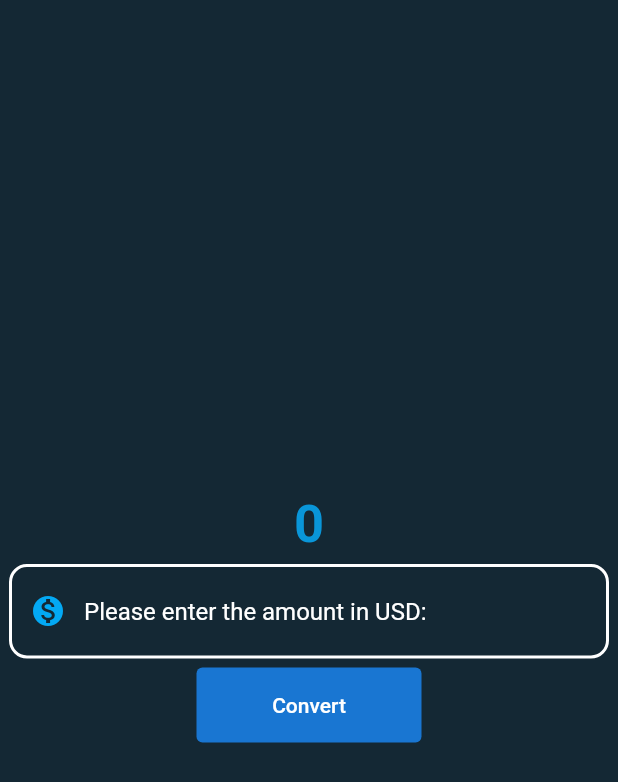
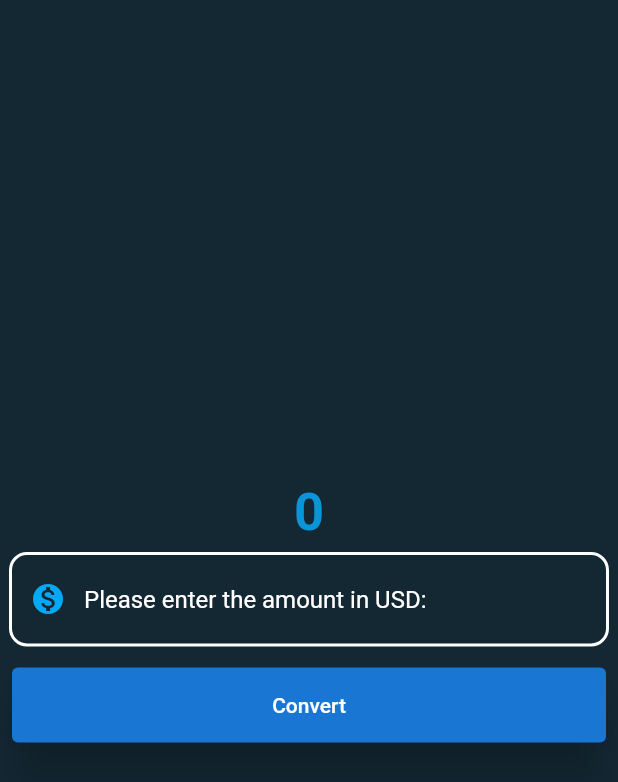
Before and after one commit to arromero4/currency_converter, a Flutter app: the screen it shows after launch, on a phone screen of 412 x 824 dp. Shown: the top 782 px of the screen. Run offline on Flutter 3.47's test engine with Material 2 defaults, Android fonts, the phone set to English and light mode, and no system bars.

Commit message:
updating currency_converter_material with elevatedbutton

```diff
--- a/lib/currency_converter_material_page.dart
+++ b/lib/currency_converter_material_page.dart
@@ -59,7 +59,9 @@ class CurrencyConverterMaterialPage extends StatelessWidget {
             //buttons:
             //1. raised
             //2. appears like a text
-            TextButton(
+            Padding(
+              padding: const EdgeInsets.all(8.0),
+              child: ElevatedButton(
                 onPressed: () {
                   //debug, release, profile
                   //to run in release mode
@@ -69,11 +71,15 @@ class CurrencyConverterMaterialPage extends StatelessWidget {
                   }
                 },
                 style: ButtonStyle(
+                  elevation: const MaterialStatePropertyAll(15),
                   backgroundColor: MaterialStatePropertyAll(Colors.blue[700]),
                   foregroundColor: const MaterialStatePropertyAll(Colors.white),
-                fixedSize: const MaterialStatePropertyAll(Size(150, 50)),
+                  minimumSize: const MaterialStatePropertyAll(
+                    Size(double.infinity, 50),
+                  ),
                 ),
                 child: const Text('Convert'),
+              ),
             )
           ],
         ),
```
Lines whose indentation alone changed are shown as unchanged.
